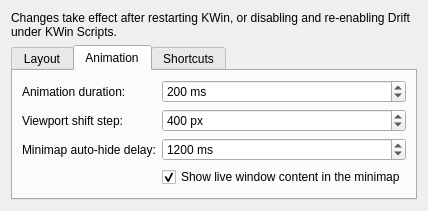
Above: drift/contents/ui/config.ui from epicodic/drift before the change. Below: the same form after it.
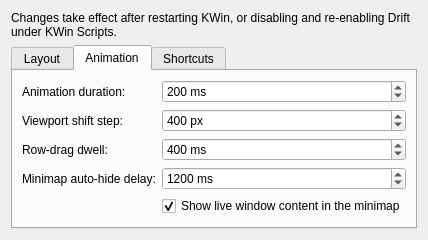
That is the form after the change. The open tabs and pages were chosen to show the change.

The edit to the form file:
```diff
--- a/drift/contents/ui/config.ui
+++ b/drift/contents/ui/config.ui
@@ -155,13 +155,39 @@
                                 </widget>
                             </item>
                             <item row="2" column="0">
+                                <widget class="QLabel" name="label_rowDragDwellMs">
+                                    <property name="text">
+                                        <string>Row-drag dwell:</string>
+                                    </property>
+                                </widget>
+                            </item>
+                            <item row="2" column="1">
+                                <widget class="QSpinBox" name="kcfg_rowDragDwellMs">
+                                    <property name="toolTip">
+                                        <string>How long a dragged window must stay past the screen's top/bottom edge before it moves to the row above/below</string>
+                                    </property>
+                                    <property name="suffix">
+                                        <string> ms</string>
+                                    </property>
+                                    <property name="minimum">
+                                        <number>0</number>
+                                    </property>
+                                    <property name="maximum">
+                                        <number>5000</number>
+                                    </property>
+                                    <property name="value">
+                                        <number>400</number>
+                                    </property>
+                                </widget>
+                            </item>
+                            <item row="3" column="0">
                                 <widget class="QLabel" name="label_minimapAutoHideMs">
                                     <property name="text">
                                         <string>Minimap auto-hide delay:</string>
                                     </property>
                                 </widget>
                             </item>
-                            <item row="2" column="1">
+                            <item row="3" column="1">
                                 <widget class="QSpinBox" name="kcfg_minimapAutoHideMs">
                                     <property name="toolTip">
                                         <string>How long the minimap overlay stays visible after the last focus-step press</string>
@@ -180,7 +206,7 @@
                                     </property>
                                 </widget>
                             </item>
-                            <item row="3" column="1">
+                            <item row="4" column="1">
                                 <widget class="QCheckBox" name="kcfg_minimapShowThumbnails">
                                     <property name="toolTip">
                                         <string>Show a live preview of each window's content instead of just its icon</string>
```
